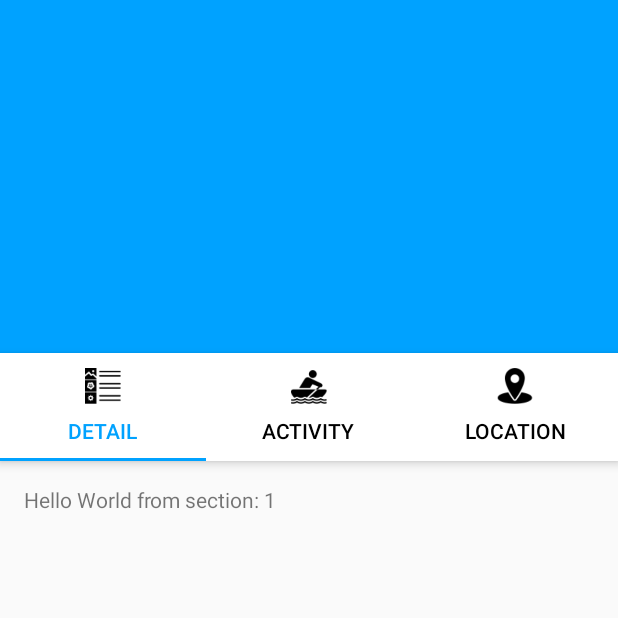
After one commit to legendaryteamdev/let-s-travel, an Android app: the DetailProvince screen opened directly, with no data from a screen before it, on a phone screen of 412 x 824 dp, the top half of it. The commit adds this screen. Run offline under Robolectric (Android 15) with nearby library versions, the phone set to English and light mode, and no system bars.

Commit message:
Ilt-04 Province Detail

```diff
--- /dev/null
+++ b/app/src/main/java/com/example/lets_travel/DetailProvince.java
@@ -0,0 +1,140 @@
+package com.example.lets_travel;
+
+import android.support.design.widget.TabLayout;
+import android.support.design.widget.FloatingActionButton;
+import android.support.design.widget.Snackbar;
+import android.support.v7.app.AppCompatActivity;
+import android.support.v7.widget.Toolbar;
+
+import android.support.v4.app.Fragment;
+import android.support.v4.app.FragmentManager;
+import android.support.v4.app.FragmentPagerAdapter;
+import android.support.v4.view.ViewPager;
+import android.os.Bundle;
+import android.view.LayoutInflater;
+import android.view.Menu;
+import android.view.MenuItem;
+import android.view.View;
+import android.view.ViewGroup;
+
+import android.widget.TextView;
+
+public class DetailProvince extends AppCompatActivity {
+
+    /**
+     * The {@link android.support.v4.view.PagerAdapter} that will provide
+     * fragments for each of the sections. We use a
+     * {@link FragmentPagerAdapter} derivative, which will keep every
+     * loaded fragment in memory. If this becomes too memory intensive, it
+     * may be best to switch to a
+     * {@link android.support.v4.app.FragmentStatePagerAdapter}.
+     */
+    private SectionsPagerAdapter mSectionsPagerAdapter;
+
+    /**
+     * The {@link ViewPager} that will host the section contents.
+     */
+    private ViewPager mViewPager;
+
+    @Override
+    protected void onCreate(Bundle savedInstanceState) {
+        super.onCreate(savedInstanceState);
+        setContentView(R.layout.activity_detail_province);
+
+        // Create the adapter that will return a fragment for each of the three
+        // primary sections of the activity.
+        mSectionsPagerAdapter = new SectionsPagerAdapter(getSupportFragmentManager());
+
+        // Set up the ViewPager with the sections adapter.
+        mViewPager = (ViewPager) findViewById(R.id.container);
+        mViewPager.setAdapter(mSectionsPagerAdapter);
+
+        TabLayout tabLayout = (TabLayout) findViewById(R.id.tabs);
+
+        mViewPager.addOnPageChangeListener(new TabLayout.TabLayoutOnPageChangeListener(tabLayout));
+        tabLayout.addOnTabSelectedListener(new TabLayout.ViewPagerOnTabSelectedListener(mViewPager));
+
+    }
+
+
+    @Override
+    public boolean onCreateOptionsMenu(Menu menu) {
+        // Inflate the menu; this adds items to the action bar if it is present.
+        getMenuInflater().inflate(R.menu.menu_detail_province, menu);
+        return true;
+    }
+
+    @Override
+    public boolean onOptionsItemSelected(MenuItem item) {
+        // Handle action bar item clicks here. The action bar will
+        // automatically handle clicks on the Home/Up button, so long
+        // as you specify a parent activity in AndroidManifest.xml.
+        int id = item.getItemId();
+
+        //noinspection SimplifiableIfStatement
+        if (id == R.id.action_settings) {
+            return true;
+        }
+
+        return super.onOptionsItemSelected(item);
+    }
+
+    /**
+     * A placeholder fragment containing a simple view.
+     */
+    public static class PlaceholderFragment extends Fragment {
+        /**
+         * The fragment argument representing the section number for this
+         * fragment.
+         */
+        private static final String ARG_SECTION_NUMBER = "section_number";
+
+        public PlaceholderFragment() {
+        }
+
+        /**
+         * Returns a new instance of this fragment for the given section
+         * number.
+         */
+        public static PlaceholderFragment newInstance(int sectionNumber) {
+            PlaceholderFragment fragment = new PlaceholderFragment();
+            Bundle args = new Bundle();
+            args.putInt(ARG_SECTION_NUMBER, sectionNumber);
+            fragment.setArguments(args);
+            return fragment;
+        }
+
+        @Override
+        public View onCreateView(LayoutInflater inflater, ViewGroup container,
+                                 Bundle savedInstanceState) {
+            View rootView = inflater.inflate(R.layout.fragment_detail_province, container, false);
+            TextView textView = (TextView) rootView.findViewById(R.id.section_label);
+            textView.setText(getString(R.string.section_format, getArguments().getInt(ARG_SECTION_NUMBER)));
+            return rootView;
+        }
+    }
+
+    /**
+     * A {@link FragmentPagerAdapter} that returns a fragment corresponding to
+     * one of the sections/tabs/pages.
+     */
+    public class SectionsPagerAdapter extends FragmentPagerAdapter {
+
+        public SectionsPagerAdapter(FragmentManager fm) {
+            super(fm);
+        }
+
+        @Override
+        public Fragment getItem(int position) {
+            // getItem is called to instantiate the fragment for the given page.
+            // Return a PlaceholderFragment (defined as a static inner class below).
+            return PlaceholderFragment.newInstance(position + 1);
+        }
+
+        @Override
+        public int getCount() {
+            // Show 3 total pages.
+            return 3;
+        }
+    }
+}
--- /dev/null
+++ b/app/src/main/res/layout/activity_detail_province.xml
@@ -0,0 +1,68 @@
+<?xml version="1.0" encoding="utf-8"?>
+<android.support.constraint.ConstraintLayout xmlns:android="http://schemas.android.com/apk/res/android"
+                                             xmlns:tools="http://schemas.android.com/tools"
+                                             xmlns:app="http://schemas.android.com/apk/res-auto"
+                                             android:id="@+id/main_content"
+                                             android:layout_width="match_parent"
+                                             android:layout_height="match_parent"
+                                             android:fitsSystemWindows="true"
+                                             tools:context=".DetailProvince">
+
+    <ImageView
+            android:layout_width="0dp"
+            android:layout_height="235dp" app:srcCompat="@color/blue_sky" android:id="@+id/imageView6"
+            app:layout_constraintTop_toTopOf="parent" app:layout_constraintEnd_toEndOf="parent"
+            app:layout_constraintStart_toStartOf="parent"
+            android:layout_marginBottom="8dp" app:layout_constraintBottom_toBottomOf="parent"
+            app:layout_constraintHorizontal_bias="0.0" app:layout_constraintVertical_bias="0.0"/>
+    <android.support.design.widget.AppBarLayout
+            android:id="@+id/appbar"
+            android:layout_width="0dp"
+            android:layout_height="wrap_content"
+            android:theme="@style/AppTheme.AppBarOverlay"
+            app:layout_constraintEnd_toEndOf="parent"
+            app:layout_constraintStart_toStartOf="parent"
+            app:layout_constraintHorizontal_bias="1.0"
+            app:layout_constraintBottom_toBottomOf="parent"
+            app:layout_constraintTop_toBottomOf="@+id/imageView6"
+            app:layout_constraintVertical_bias="0.0" android:background="@color/cardview_light_background">
+
+        <android.support.design.widget.TabLayout
+                android:id="@+id/tabs"
+                android:layout_width="match_parent"
+                android:layout_height="match_parent"
+                app:tabIndicatorColor="@color/blue_sky" app:tabTextColor="@color/black"
+                app:tabSelectedTextColor="@color/blue_sky">
+
+            <android.support.design.widget.TabItem
+                    android:id="@+id/tabItem"
+                    android:layout_width="wrap_content"
+                    android:layout_height="wrap_content"
+                    android:text="@string/detail_tab"
+                    android:background="@color/black" android:icon="@drawable/details_icon"/>
+            <android.support.design.widget.TabItem
+                    android:id="@+id/tabItem2"
+                    android:layout_width="wrap_content"
+                    android:layout_height="wrap_content"
+                    android:text="@string/activity_tab"
+                    android:icon="@drawable/activity_icon"/>
+
+            <android.support.design.widget.TabItem
+                    android:id="@+id/tabItem3"
+                    android:layout_width="wrap_content"
+                    android:layout_height="wrap_content"
+                    android:text="@string/location_tab"
+                    android:icon="@drawable/location_icon"/>
+
+        </android.support.design.widget.TabLayout>
+    </android.support.design.widget.AppBarLayout>
+
+    <android.support.v4.view.ViewPager
+            android:id="@+id/container"
+            android:layout_width="0dp"
+            android:layout_height="444dp"
+            app:layout_behavior="@string/appbar_scrolling_view_behavior"
+            app:layout_constraintTop_toBottomOf="@+id/appbar" app:layout_constraintStart_toStartOf="parent"
+    />
+
+</android.support.constraint.ConstraintLayout>
--- /dev/null
+++ b/app/src/main/res/layout/fragment_detail_province.xml
@@ -0,0 +1,23 @@
+<?xml version="1.0" encoding="utf-8"?>
+<android.support.constraint.ConstraintLayout xmlns:android="http://schemas.android.com/apk/res/android"
+                                             xmlns:app="http://schemas.android.com/apk/res-auto"
+                                             xmlns:tools="http://schemas.android.com/tools"
+                                             android:id="@+id/constraintLayout"
+                                             android:layout_width="match_parent"
+                                             android:layout_height="match_parent"
+                                             tools:context=".DetailProvince$PlaceholderFragment">
+
+    <TextView
+            android:id="@+id/section_label"
+            android:layout_width="wrap_content"
+            android:layout_height="wrap_content"
+            tools:layout_constraintTop_creator="1"
+            android:layout_marginStart="@dimen/activity_horizontal_margin"
+            android:layout_marginEnd="@dimen/activity_horizontal_margin"
+            android:layout_marginTop="@dimen/activity_vertical_margin"
+            android:layout_marginBottom="@dimen/activity_vertical_margin"
+            tools:layout_constraintLeft_creator="1"
+            app:layout_constraintLeft_toLeftOf="parent"
+            app:layout_constraintTop_toTopOf="@+id/constraintLayout"/>
+
+</android.support.constraint.ConstraintLayout>
--- /dev/null
+++ b/app/src/main/res/menu/menu_detail_province.xml
@@ -0,0 +1,9 @@
+<menu xmlns:android="http://schemas.android.com/apk/res/android"
+      xmlns:app="http://schemas.android.com/apk/res-auto"
+      xmlns:tools="http://schemas.android.com/tools"
+      tools:context="com.example.lets_travel.DetailProvince">
+    <item android:id="@+id/action_settings"
+          android:title="@string/action_settings"
+          android:orderInCategory="100"
+          app:showAsAction="never"/>
+</menu>
--- /dev/null
+++ b/app/src/main/res/values-w820dp/dimens.xml
@@ -0,0 +1,6 @@
+<resources>
+    <!-- Example customization of dimensions originally defined in res/values/dimens.xml
+         (such as screen margins) for screens with more than 820dp of available width. This
+         would include 7" and 10" devices in landscape (~960dp and ~1280dp respectively). -->
+    <dimen name="activity_horizontal_margin">64dp</dimen>
+</resources>
--- a/app/src/main/res/values/colors.xml
+++ b/app/src/main/res/values/colors.xml
@@ -5,6 +5,6 @@
     <color name="colorAccent">#D81B60</color>
     <color name="black">#000000</color>
     <color name="grey">#DCDCDC</color>
-    <color name="white">#ffffff</color>
+    <color name="white">#FFFFFF</color>
     <color name="blue_sky">#00A2FF</color>
 </resources>
--- /dev/null
+++ b/app/src/main/res/values/dimens.xml
@@ -0,0 +1,7 @@
+<resources>
+    <!-- Default screen margins, per the Android Design guidelines. -->
+    <dimen name="activity_horizontal_margin">16dp</dimen>
+    <dimen name="activity_vertical_margin">16dp</dimen>
+    <dimen name="fab_margin">16dp</dimen>
+    <dimen name="appbar_padding_top">8dp</dimen>
+</resources>
--- a/app/src/main/res/values/strings.xml
+++ b/app/src/main/res/values/strings.xml
@@ -10,4 +10,10 @@
     <string name="hello_blank_fragment">Hello blank fragment</string>
     <string name="title_activity_nearby_map">Map</string>
     <string name="title_activity_near_by">Map</string>
+    <string name="title_activity_detail_province">detail_province</string>
+    <string name="detail_tab">Detail</string>
+    <string name="activity_tab">Activity</string>
+    <string name="location_tab">Location</string>
+    <string name="action_settings">Settings</string>
+    <string name="section_format">Hello World from section: %1$d</string>
 </resources>
--- a/app/src/main/res/values/styles.xml
+++ b/app/src/main/res/values/styles.xml
@@ -10,5 +10,11 @@
         <item name="android:windowNoTitle">true</item>
         <item name="android:windowFullscreen">true</item>
     </style>
+    <style name="AppTheme.NoActionBar">
+        <item name="windowActionBar">false</item>
+        <item name="windowNoTitle">true</item>
+    </style>
+    <style name="AppTheme.AppBarOverlay" parent="ThemeOverlay.AppCompat.Dark.ActionBar"/>
+    <style name="AppTheme.PopupOverlay" parent="ThemeOverlay.AppCompat.Light"/>
 
 </resources>
```
Also changed, not shown: app/src/main/AndroidManifest.xml (+5 -3 lines), app/src/main/res/drawable-xxhdpi/splash_screen.jpg (renamed from app/src/main/res/drawable-xxhdpi/splash_screen .jpg), app/src/main/res/drawable/activity_icon.png (added), app/src/main/res/drawable/details_icon.png (added), app/src/main/res/drawable/location_icon.png (added).
